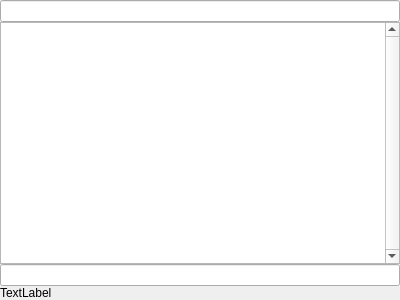
The window that folderpanel.ui (miyabi-satoh/Gefu) describes before a commit, drawn with Qt 5.
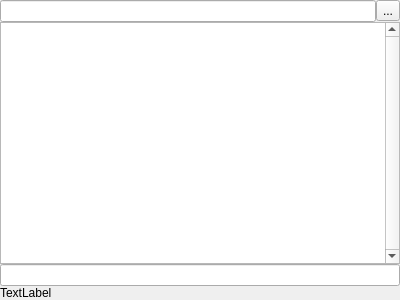
The same window after the commit. Icons and pictures are not drawn. Custom widgets are drawn as their Qt base class.

Diff of the .ui file:
```diff
--- a/folderpanel.ui
+++ b/folderpanel.ui
@@ -30,6 +30,11 @@
     <number>0</number>
    </property>
    <item>
+    <layout class="QHBoxLayout" name="horizontalLayout">
+     <property name="spacing">
+      <number>0</number>
+     </property>
+     <item>
     <widget class="LocationBox" name="locationBox">
      <property name="focusPolicy">
       <enum>Qt::ClickFocus</enum>
@@ -37,6 +42,22 @@
     </widget>
    </item>
    <item>
+      <widget class="QToolButton" name="bookmarkBtn">
+       <property name="focusPolicy">
+        <enum>Qt::ClickFocus</enum>
+       </property>
+       <property name="text">
+        <string>...</string>
+       </property>
+       <property name="icon">
+        <iconset resource="resource.qrc">
+         <normaloff>:/images/Favourites.png</normaloff>:/images/Favourites.png</iconset>
+       </property>
+      </widget>
+     </item>
+    </layout>
+   </item>
+   <item>
     <widget class="FolderView" name="folderView">
      <property name="verticalScrollBarPolicy">
       <enum>Qt::ScrollBarAlwaysOn</enum>
```
Left out of the diff: 4 changed lines with no effect on the pictures. Lines whose indentation alone changed are shown as unchanged.
